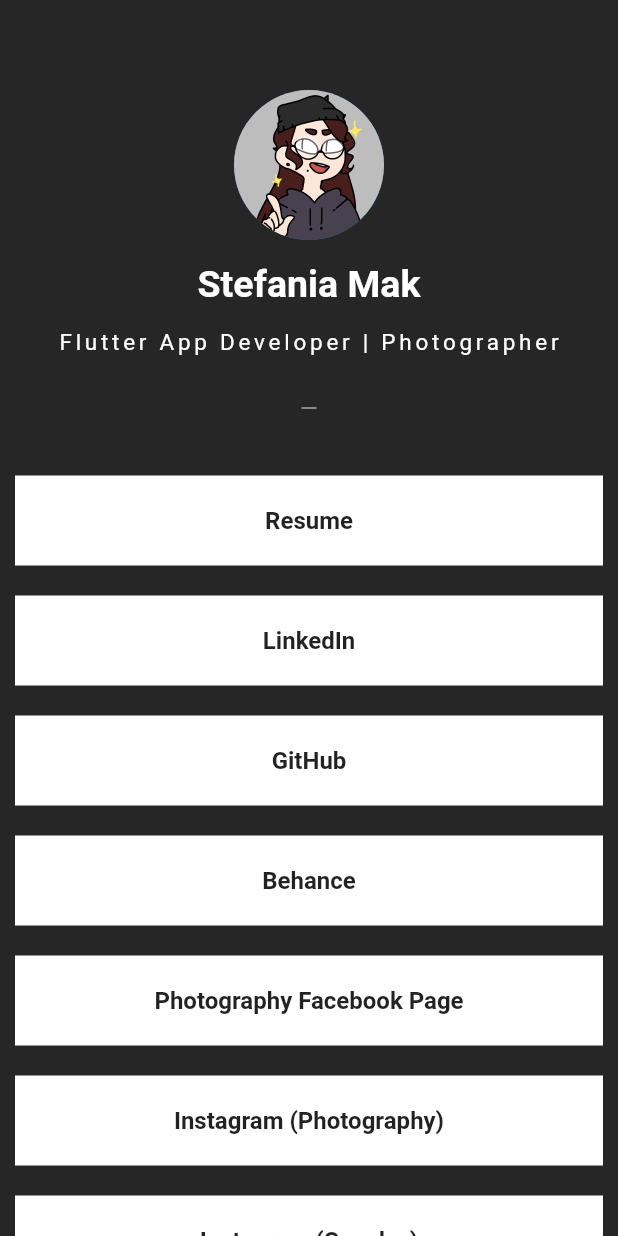
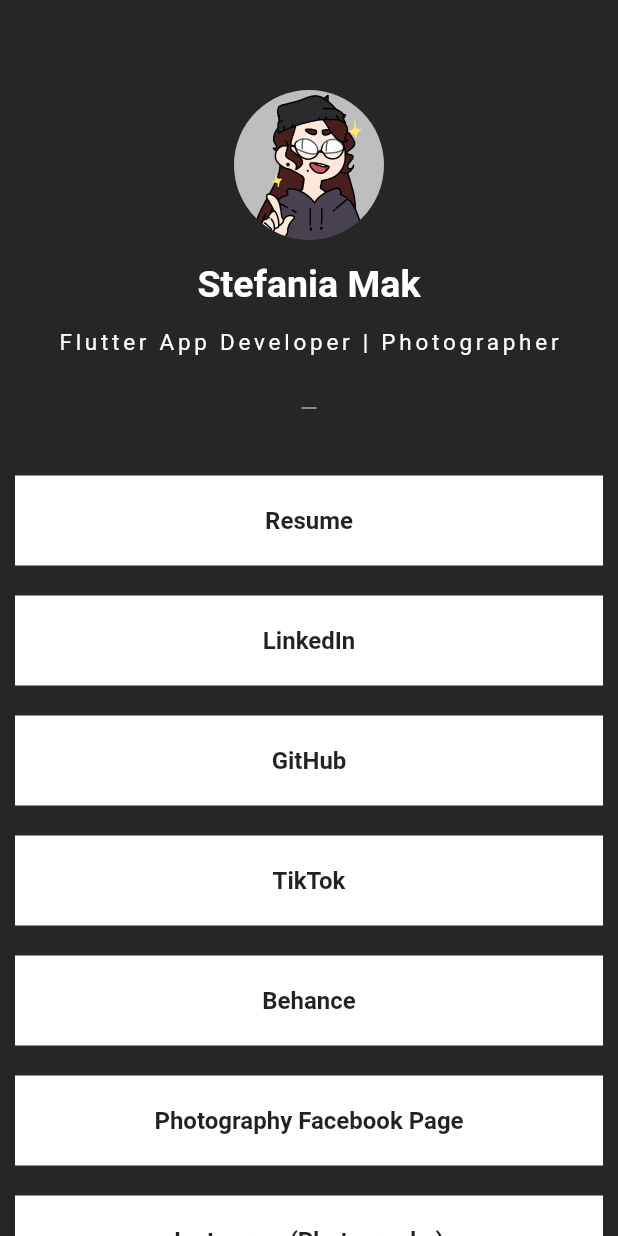
Before and after one commit to stefaniamak/stefaniamak.github.io, a Flutter app: the LinkTree screen opened by its route, on a phone screen of 412 x 824 dp. Run offline on Flutter 3.47's test engine with Material 2 defaults, Android fonts, the phone set to English and light mode, and no system bars; our stand-ins replace url_strategy; missing offline and left inert: dart:html, smooth_scroll_web; network calls fail.

Commit message:
adds tiktok link

```diff
--- a/lib/pages/link_tree/link_tree.dart
+++ b/lib/pages/link_tree/link_tree.dart
@@ -39,6 +39,7 @@
                       SizedBox(height: 60),
                       CircleAvatar(
                         radius: 50.0,
+                        backgroundColor: Colors.transparent,
                         backgroundImage:
                             AssetImage('assets/stefania_mak_icon.png'),
                       ),
@@ -114,6 +115,8 @@
                         'LinkedIn', 'http://www.linkedin.com/in/stefaniamak'),
                     ButtonViewModel('GitHub', 'https://github.com/stefaniamak'),
                     ButtonViewModel(
+                        'TikTok', 'https://www.tiktok.com/@ste.pho'),
+                    ButtonViewModel(
                         'Behance', 'https://www.behance.net/stefaniamak'),
                     ButtonViewModel('Photography Facebook Page',
                         'https://www.facebook.com/stefania.mak.project/'),
```
